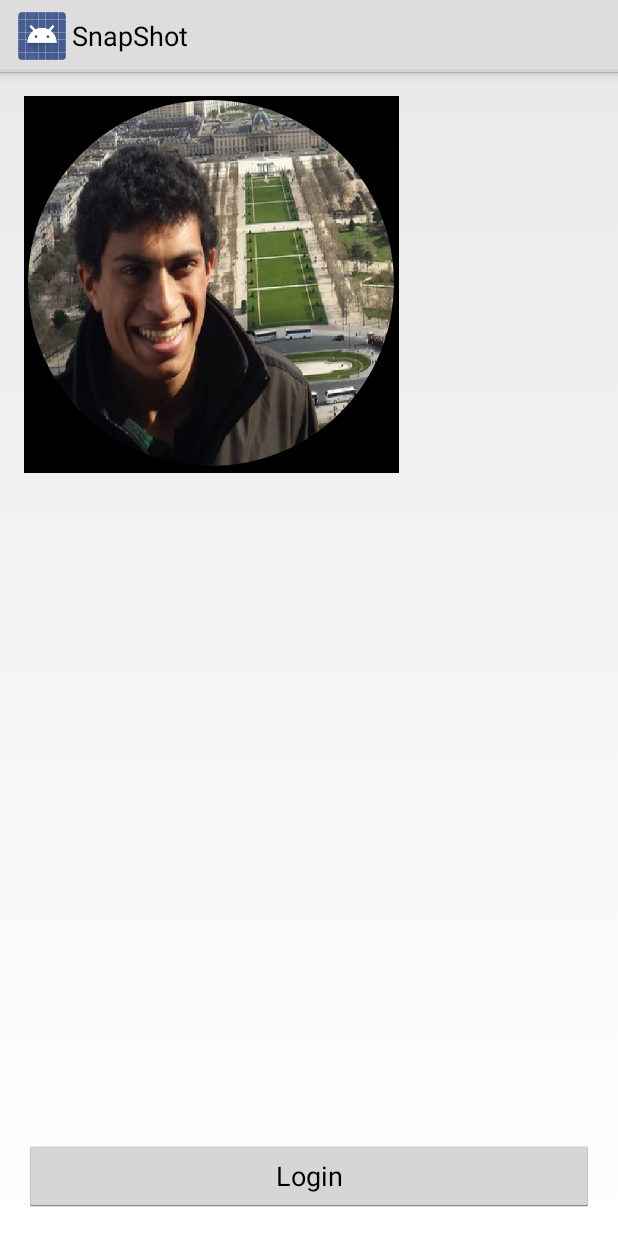
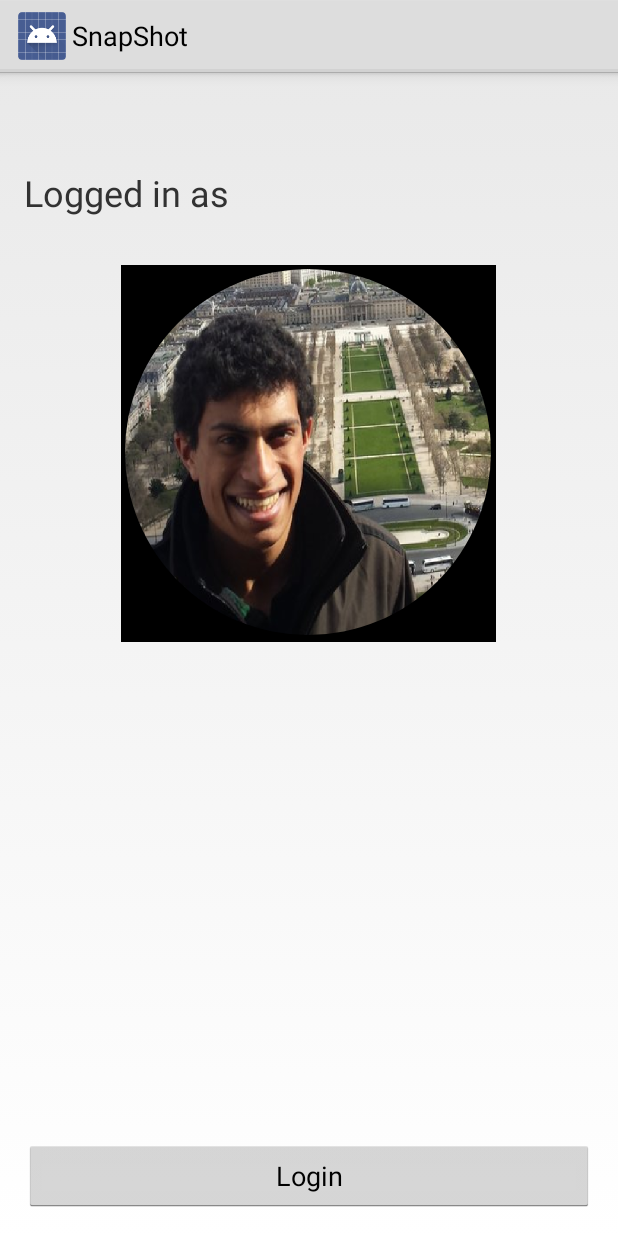
Before and after one commit to dsouzarc/snapshot, an Android app: the screen it shows after launch (LoginActivity), on a phone screen of 412 x 824 dp. Run offline under Robolectric (Android 15) with nearby library versions, the phone set to English and light mode, and no system bars; libraries missing offline, so code that uses them is left out: com.facebook, com.facebook.model; 2 statements that could not run were skipped.

Commit message:
More refinements to UI

```diff
--- a/app/src/main/java/com/ryan/snapshot/Lobby.java
+++ b/app/src/main/java/com/ryan/snapshot/Lobby.java
@@ -27,7 +27,7 @@ public class Lobby extends ListActivity {
         super.onCreate(savedInstanceState);
         setContentView(R.layout.activity_lobby);
 
-        adapter=new ArrayAdapter<String>(this,
+        adapter = new ArrayAdapter<String>(this,
                 android.R.layout.simple_list_item_1,
                 listItems);
         setListAdapter(adapter);
--- a/app/src/main/java/com/ryan/snapshot/LoginActivity.java
+++ b/app/src/main/java/com/ryan/snapshot/LoginActivity.java
@@ -99,7 +99,8 @@ public class LoginActivity extends Activity {
                         @Override
                         public void onCompleted(GraphUser user, Response response) {
                             if (user != null) {
-                                ((TextView) findViewById(R.id.loggedInTV)).setText(user.getName());
+                                ((TextView) findViewById(R.id.loggedInTV)).setText("Logged in as " +
+                                        user.getName());
                             }
                             else {
                                 makeToast("Sorry, something went wrong");
--- a/app/src/main/res/layout/activity_login.xml
+++ b/app/src/main/res/layout/activity_login.xml
@@ -13,15 +13,17 @@
         android:layout_height="wrap_content"
         android:text="Logged in as"
         android:layout_alignParentTop="true"
-        android:layout_marginTop="56dp"
+        android:layout_marginTop="48dp"
         android:textSize="24sp"
-        android:id="@+id/loggedInTV"/>
+        android:id="@+id/loggedInTV"
+        android:layout_marginBottom="32dp"/>
 
     <com.pkmmte.view.CircularImageView
         xmlns:app="http://schemas.android.com/apk/res-auto"
         android:layout_width="250dp"
         android:layout_height="250dp"
         android:gravity="center_horizontal"
+        android:layout_centerHorizontal="true"
         android:adjustViewBounds="true"
         android:scaleType="centerCrop"
         android:src="@drawable/sample_profile_photo"
@@ -29,8 +31,7 @@
         app:border_color="#EEEEEE"
         android:layout_below="@+id/loggedInTV"
         app:border_width="4dp"
-        app:shadow="true"
-        android:layout_alignParentTop="true"/>
+        app:shadow="true"/>
 
     <Button
         android:layout_width="match_parent"
```
